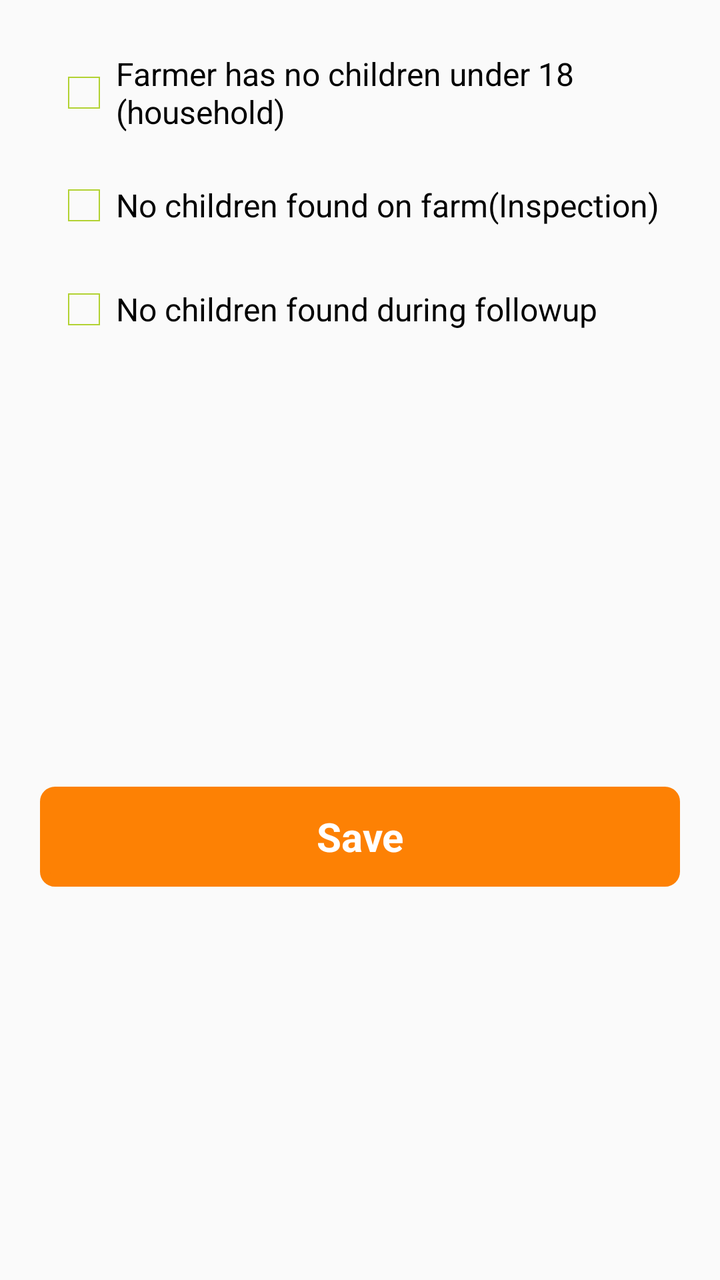
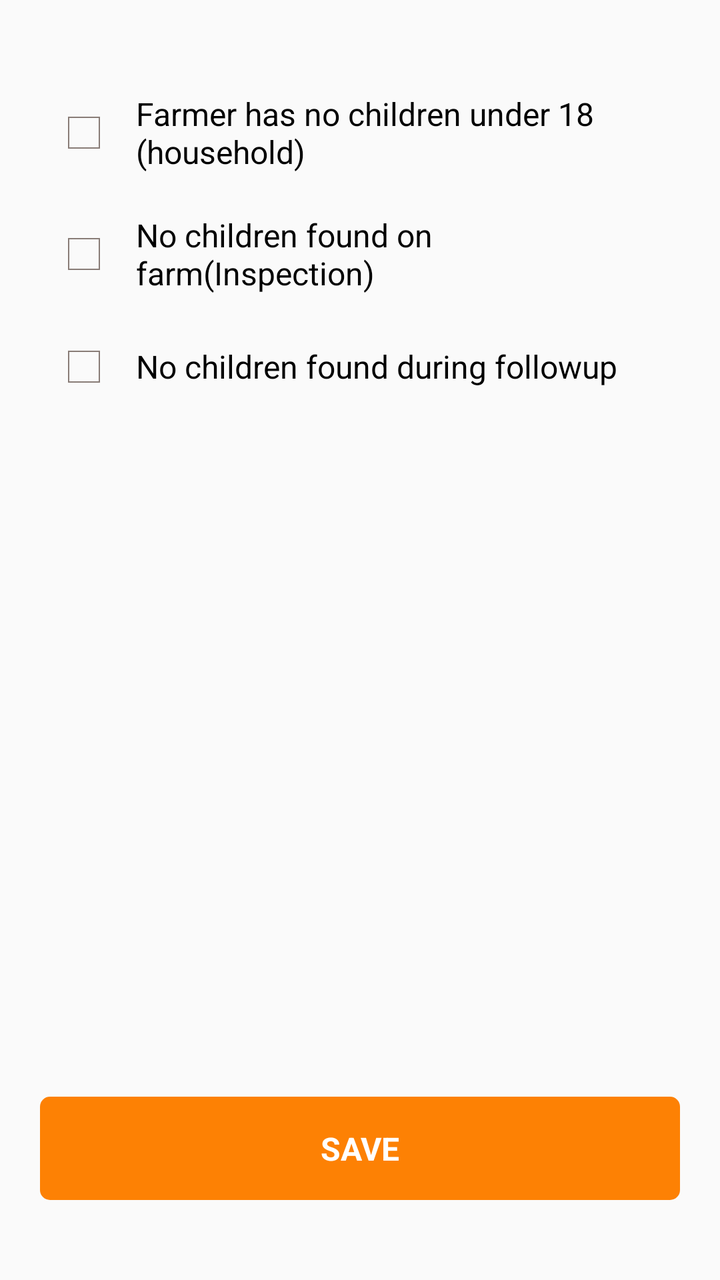

Compare the two renders of this Android layout. The source of the first and the diff that turns it into the second are given below.
<!-- AndroidManifest.xml: application theme AppTheme -->
<!-- res/layout/activity_child_visit_detail.xml -->
<?xml version="1.0" encoding="utf-8"?>
<LinearLayout xmlns:android="http://schemas.android.com/apk/res/android"
    android:layout_width="match_parent"
    android:layout_height="match_parent"
    android:background="@color/clmrs_bg"
    android:orientation="vertical">

    <LinearLayout
        android:layout_width="match_parent"
        android:layout_height="wrap_content"
        android:layout_margin="@dimen/activity_horizontal_margin"
        android:background="@color/clmrs_bg"
        android:orientation="vertical">



            <CheckBox
                android:id="@+id/householdCheckBox"
                android:layout_width="match_parent"
                android:layout_height="wrap_content"
                android:buttonTint="@color/clmrs_green"
                android:text="@string/household_question"
                android:layout_margin="10dp"
                android:textColor="@android:color/black" />





            <CheckBox
                android:id="@+id/inspectionCheckBox"
                android:layout_width="match_parent"
                android:layout_height="wrap_content"
                android:layout_gravity="center"
                android:layout_margin="10dp"
                android:buttonTint="@color/clmrs_green"
                android:text="@string/inspection_question"
                android:textColor="@android:color/black" />

            <CheckBox
                android:id="@+id/followupCheckBox"
                android:layout_width="match_parent"
                android:layout_height="wrap_content"
                android:layout_gravity="center"
                android:layout_margin="10dp"
                android:text="@string/followup_question"
                android:buttonTint="@color/clmrs_green"
                android:textColor="@android:color/black" />



    </LinearLayout>

    <LinearLayout
        android:layout_width="match_parent"
        android:layout_height="match_parent"
        android:background="@color/clmrs_bg"
        android:gravity="center">



        <android.support.v7.widget.AppCompatButton
            android:id="@+id/saveVisitDetailButton"
            android:layout_width="match_parent"
            android:layout_height="50dp"
            android:layout_gravity="center"
            android:layout_margin="20dp"
            android:background="@drawable/border_yellow_background"
            android:gravity="center"
            android:text="@string/Save"
            android:textColor="@color/ofis_base_font_white"
            android:textSize="20dp"
            android:textStyle="bold" />
    </LinearLayout>
</LinearLayout>
<!-- resources referenced by this layout -->
<resources>
  <color name="clmrs_bg">#FAFAFA</color>
  <color name="clmrs_green">#A0C800</color>
  <color name="ofis_base_font_white">#ffffff</color>
  <dimen name="activity_horizontal_margin">16dp</dimen>
  <!-- drawable border_yellow_background (drawable) -->
  <?xml version="1.0" encoding="utf-8"?>
  <shape xmlns:android="http://schemas.android.com/apk/res/android" android:shape="rectangle">
      <solid android:color="@color/clmrs_yellow" />
      <stroke
          android:width="5dip"
          android:color="@color/clmrs_yellow" />
      <corners
          android:radius="5dp" />
  </shape>
  <string name="Save">Save</string>
  <string name="followup_question">No children found during followup</string>
  <string name="household_question">Farmer has no children under 18 (household)</string>
  <string name="inspection_question">No children found on farm(Inspection)</string>
  <style name="AppTheme" parent="android:Theme.Holo.Light">
          
          <item name="android:spinnerItemStyle">@style/SpinnerItem</item>
          <item name="android:spinnerDropDownItemStyle">@style/SpinnerItem.DropDownItem</item>
          <item name="android:dropDownListViewStyle">@style/StandardSpinner</item>
          <item name="android:actionBarStyle">@style/AppTheme.ActionBarStyle</item>
      </style>
  <color name="clmrs_yellow">#FD8104</color>
  <style name="SpinnerItem" parent="android:Widget.Holo.DropDownItem">
          <item name="android:textColor">@color/ofis_base_font_white</item>
          <item name="android:textSize">@dimen/ofis_spinner_text</item>
      </style>
  <style name="SpinnerItem.DropDownItem" parent="android:Widget.Holo.DropDownItem.Spinner">
          <item name="android:textColor">@color/ofis_text_field</item>
          <item name="android:background">@color/ofis_spinner_item_background</item>
      </style>
  <style name="StandardSpinner" parent="android:Widget.Holo.Light.ListView">
          <item name="android:dividerHeight">@dimen/ofis_spinner_itemseparator</item>
          <item name="android:divider">@color/ofis_spinner_divider</item>
      </style>
  <style name="AppTheme.ActionBarStyle" parent="android:Widget.Holo.Light.ActionBar">
          <item name="android:titleTextStyle">@style/AppTheme.ActionBar.TitleTextStyle</item>
      </style>
  <dimen name="ofis_spinner_text">14sp</dimen>
  <color name="ofis_text_field">#DE000000</color>
  <color name="ofis_spinner_item_background">@color/ofis_actionbar_background</color>
  <dimen name="ofis_spinner_itemseparator">1dp</dimen>
  <color name="ofis_spinner_divider">#ff333333</color>
  <style name="AppTheme.ActionBar.TitleTextStyle" parent="android:TextAppearance">
          <item name="android:textSize">@dimen/ofis_med_text</item>
      </style>
  <color name="ofis_actionbar_background">#dddddd</color>
  <dimen name="ofis_med_text">15sp</dimen>
</resources>

<!-- the commit's change to res/layout/activity_child_visit_detail.xml (unified diff, before → after) -->
@@ -1,5 +1,5 @@
 <?xml version="1.0" encoding="utf-8"?>
-<LinearLayout xmlns:android="http://schemas.android.com/apk/res/android"
+<RelativeLayout xmlns:android="http://schemas.android.com/apk/res/android"
     android:layout_width="match_parent"
     android:layout_height="match_parent"
     android:background="@color/clmrs_bg"
@@ -7,69 +7,75 @@
 
     <LinearLayout
         android:layout_width="match_parent"
-        android:layout_height="wrap_content"
+        android:layout_height="match_parent"
+        android:layout_above="@+id/layout_footer"
+        android:layout_alignParentTop="true"
         android:layout_margin="@dimen/activity_horizontal_margin"
         android:background="@color/clmrs_bg"
+        android:padding="10dp"
         android:orientation="vertical">
 
 
-
-            <CheckBox
-                android:id="@+id/householdCheckBox"
-                android:layout_width="match_parent"
-                android:layout_height="wrap_content"
-                android:buttonTint="@color/clmrs_green"
-                android:text="@string/household_question"
-                android:layout_margin="10dp"
-                android:textColor="@android:color/black" />
+        <CheckBox
+            android:id="@+id/householdCheckBox"
+            android:layout_width="match_parent"
+            android:layout_height="wrap_content"
+            android:layout_marginTop="20dp"
+            android:buttonTint="#6C5D56"
+            android:paddingLeft="10dp"
+            android:text="@string/household_question"
+            android:textColor="@android:color/black" />
 
 
+        <CheckBox
+            android:id="@+id/inspectionCheckBox"
+            android:layout_width="match_parent"
+            android:layout_height="wrap_content"
+            android:layout_gravity="center"
+            android:layout_marginTop="20dp"
+            android:buttonTint="#6C5D56"
+            android:paddingLeft="10dp"
+            android:text="@string/inspection_question"
+            android:textColor="@android:color/black" />
 
-
-
-            <CheckBox
-                android:id="@+id/inspectionCheckBox"
-                android:layout_width="match_parent"
-                android:layout_height="wrap_content"
-                android:layout_gravity="center"
-                android:layout_margin="10dp"
-                android:buttonTint="@color/clmrs_green"
-                android:text="@string/inspection_question"
-                android:textColor="@android:color/black" />
-
-            <CheckBox
-                android:id="@+id/followupCheckBox"
-                android:layout_width="match_parent"
-                android:layout_height="wrap_content"
-                android:layout_gravity="center"
-                android:layout_margin="10dp"
-                android:text="@string/followup_question"
-                android:buttonTint="@color/clmrs_green"
-                android:textColor="@android:color/black" />
-
+        <CheckBox
+            android:id="@+id/followupCheckBox"
+            android:layout_width="match_parent"
+            android:layout_height="wrap_content"
+            android:layout_gravity="center"
+            android:layout_marginTop="20dp"
+            android:buttonTint="#6C5D56"
+            android:paddingLeft="10dp"
+            android:text="@string/followup_question"
+            android:textColor="@android:color/black" />
 
 
     </LinearLayout>
 
     <LinearLayout
+        android:id="@+id/layout_footer"
         android:layout_width="match_parent"
-        android:layout_height="match_parent"
+        android:layout_height="wrap_content"
+        android:layout_alignParentBottom="true"
         android:background="@color/clmrs_bg"
         android:gravity="center">
-
 
 
         <android.support.v7.widget.AppCompatButton
             android:id="@+id/saveVisitDetailButton"
             android:layout_width="match_parent"
-            android:layout_height="50dp"
+            android:layout_height="wrap_content"
             android:layout_gravity="center"
-            android:layout_margin="20dp"
+            android:layout_marginLeft="20dp"
+            android:layout_marginTop="40dp"
+            android:layout_marginRight="20dp"
+            android:layout_marginBottom="40dp"
             android:background="@drawable/border_yellow_background"
             android:gravity="center"
+            android:padding="15dp"
             android:text="@string/Save"
+            android:textAllCaps="true"
             android:textColor="@color/ofis_base_font_white"
-            android:textSize="20dp"
             android:textStyle="bold" />
     </LinearLayout>
-</LinearLayout>
+</RelativeLayout>
<!-- resource entries referenced after the edit -->
@@ -1,16 +1,13 @@
 <!-- resources referenced by this layout -->
 <resources>
   <color name="clmrs_bg">#FAFAFA</color>
-  <color name="clmrs_green">#A0C800</color>
   <color name="ofis_base_font_white">#ffffff</color>
   <dimen name="activity_horizontal_margin">16dp</dimen>
   <!-- drawable border_yellow_background (drawable) -->
   <?xml version="1.0" encoding="utf-8"?>
   <shape xmlns:android="http://schemas.android.com/apk/res/android" android:shape="rectangle">
       <solid android:color="@color/clmrs_yellow" />
-      <stroke
-          android:width="5dip"
-          android:color="@color/clmrs_yellow" />
+  
       <corners
           android:radius="5dp" />
   </shape>
